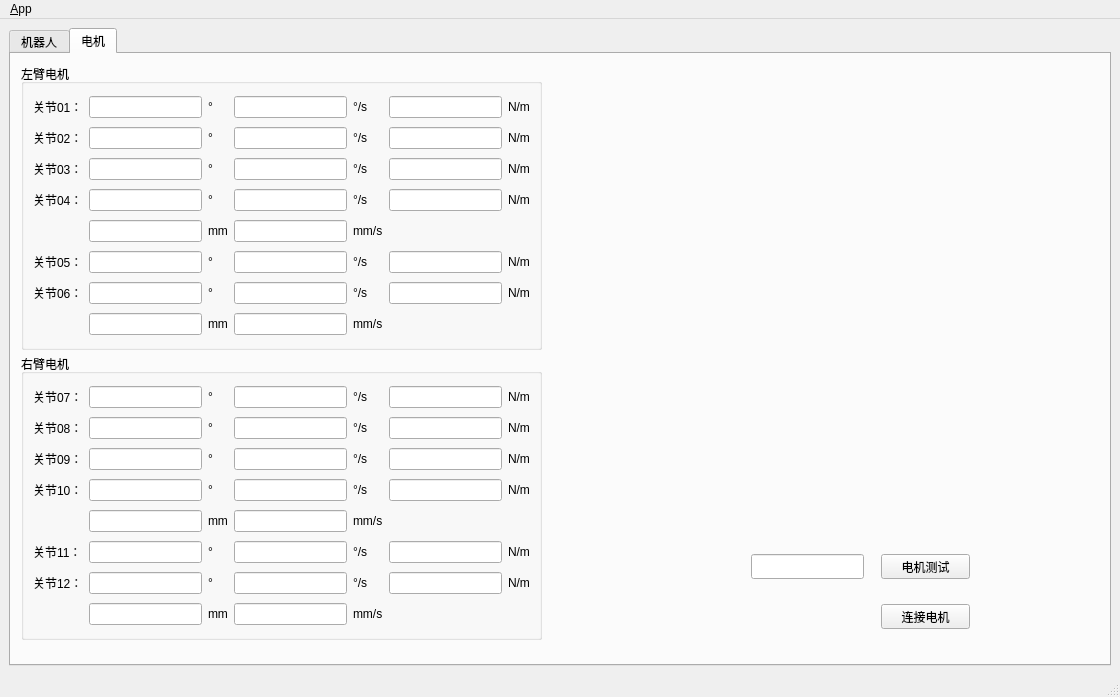
Before: the Qt Designer form src/CXDL_ROS/cx_qt/ui/main_window.ui in xxxqqqwdd/CXDL_ROS_mian, drawn with Qt 5.
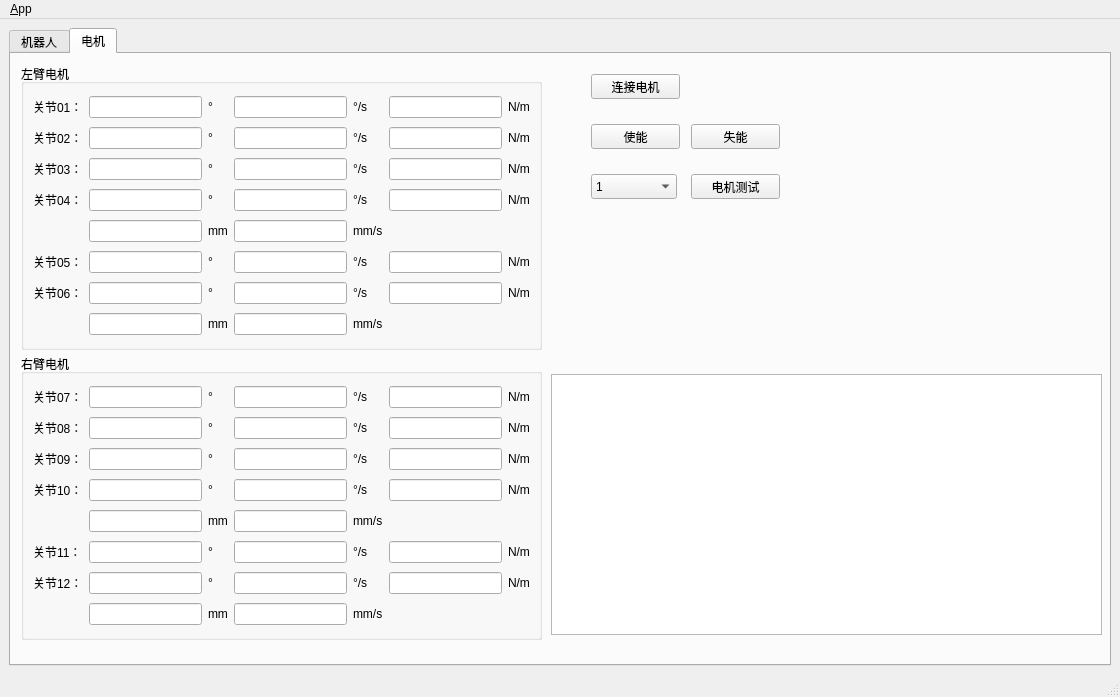
After: the same form once the commit is applied. Icons and pictures are not drawn.

The edit to the form file:
```diff
--- a/src/CXDL_ROS/cx_qt/ui/main_window.ui
+++ b/src/CXDL_ROS/cx_qt/ui/main_window.ui
@@ -22,7 +22,7 @@
   </property>
   <widget class="QWidget" name="centralwidget">
    <layout class="QGridLayout" name="gridLayout_2">
-    <item row="0" column="0">
+    <item row="0" column="1">
      <widget class="QTabWidget" name="tab_manager">
       <property name="enabled">
        <bool>true</bool>
@@ -491,8 +491,8 @@
        <widget class="QPushButton" name="btn_start">
         <property name="geometry">
          <rect>
-          <x>870</x>
-          <y>550</y>
+          <x>580</x>
+          <y>20</y>
           <width>89</width>
           <height>25</height>
          </rect>
@@ -504,8 +504,8 @@
        <widget class="QPushButton" name="btn_ceshi">
         <property name="geometry">
          <rect>
-          <x>870</x>
-          <y>500</y>
+          <x>680</x>
+          <y>120</y>
           <width>89</width>
           <height>25</height>
          </rect>
@@ -945,15 +945,111 @@
          </item>
         </layout>
        </widget>
-       <widget class="QLineEdit" name="lineEdit_1">
+       <widget class="QPushButton" name="btn_motorenable">
         <property name="geometry">
          <rect>
-          <x>740</x>
-          <y>500</y>
-          <width>113</width>
+          <x>580</x>
+          <y>70</y>
+          <width>89</width>
           <height>25</height>
          </rect>
         </property>
+        <property name="text">
+         <string>使能</string>
+        </property>
+       </widget>
+       <widget class="QPushButton" name="btn_motordisable">
+        <property name="geometry">
+         <rect>
+          <x>680</x>
+          <y>70</y>
+          <width>89</width>
+          <height>25</height>
+         </rect>
+        </property>
+        <property name="text">
+         <string>失能</string>
+        </property>
+       </widget>
+       <widget class="QPlainTextEdit" name="plainTextEdit">
+        <property name="geometry">
+         <rect>
+          <x>540</x>
+          <y>320</y>
+          <width>551</width>
+          <height>261</height>
+         </rect>
+        </property>
+       </widget>
+       <widget class="QComboBox" name="comboBox_motorid">
+        <property name="geometry">
+         <rect>
+          <x>580</x>
+          <y>120</y>
+          <width>86</width>
+          <height>25</height>
+         </rect>
+        </property>
+        <item>
+         <property name="text">
+          <string>1</string>
+         </property>
+        </item>
+        <item>
+         <property name="text">
+          <string>2</string>
+         </property>
+        </item>
+        <item>
+         <property name="text">
+          <string>3</string>
+         </property>
+        </item>
+        <item>
+         <property name="text">
+          <string>4</string>
+         </property>
+        </item>
+        <item>
+         <property name="text">
+          <string>5</string>
+         </property>
+        </item>
+        <item>
+         <property name="text">
+          <string>6</string>
+         </property>
+        </item>
+        <item>
+         <property name="text">
+          <string>7</string>
+         </property>
+        </item>
+        <item>
+         <property name="text">
+          <string>8</string>
+         </property>
+        </item>
+        <item>
+         <property name="text">
+          <string>9</string>
+         </property>
+        </item>
+        <item>
+         <property name="text">
+          <string>10</string>
+         </property>
+        </item>
+        <item>
+         <property name="text">
+          <string>11</string>
+         </property>
+        </item>
+        <item>
+         <property name="text">
+          <string>12</string>
+         </property>
+        </item>
        </widget>
       </widget>
      </widget>
```
Left out of the diff: 19 changed lines with no effect on the pictures.
